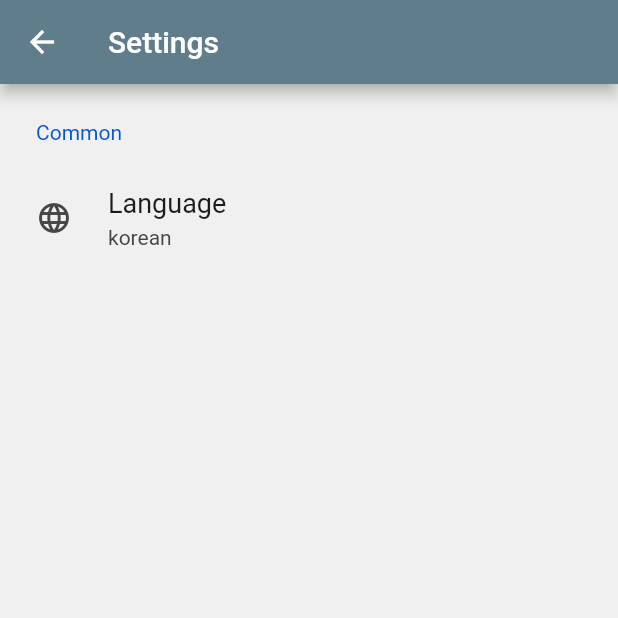
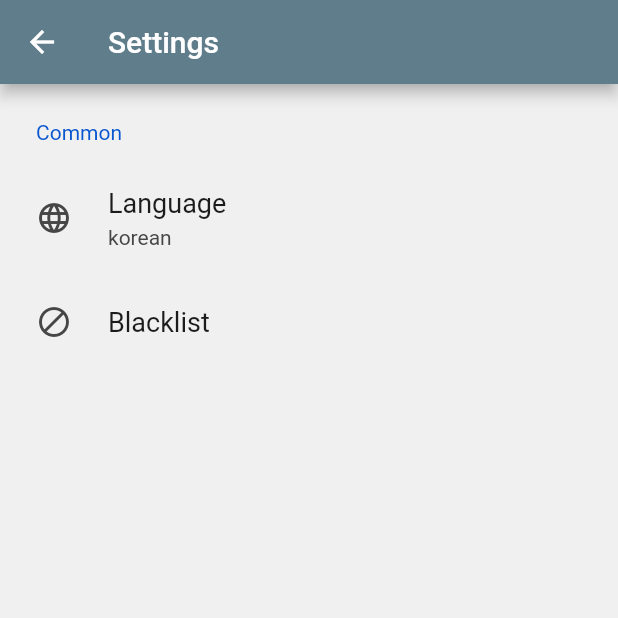
Before and after one commit to HitomiViewer/flutter, a Flutter app: the SettingScreen screen opened by its route, on a phone screen of 412 x 824 dp, the top half of it. Run offline on Flutter 3.47's test engine with Material 2 defaults, Android fonts, the phone set to English and light mode, and no system bars; drawn by our look-alikes of settings_ui; our stand-ins replace cached_network_image, flutter_svg, shared_preferences; missing offline and left inert: prompt_dialog; accounts and stored records are empty; network calls fail.

Commit message:
add blacklist

```diff
--- a/lib/main.dart
+++ b/lib/main.dart
@@ -7,6 +7,7 @@ import 'package:provider/provider.dart';
 import 'screens/hitomi/reader.dart';
 import 'screens/home.dart';
 import 'screens/hitomi.dart';
+import 'screens/settings/blacklist.dart';
 
 class AppScrollBehavior extends MaterialScrollBehavior {
   @override
@@ -28,6 +29,7 @@ void main() {
       routes: {
         '/': (context) => const HomeScreen(),
         '/settings': (context) => const SettingScreen(),
+        '/settings/blacklist': (context) => const BlacklistScreen(),
         '/hitomi': (context) => const HitomiScreen(),
         '/hitomi/detail': (context) => const HitomiReaderScreen(),
       },
--- a/lib/screens/settings.dart
+++ b/lib/screens/settings.dart
@@ -42,6 +42,12 @@ class _SettingScreenState extends State<SettingScreen> {
                 onPressed: (context) async => context.read<Store>().setLanguage(
                     await prompt(context) ?? context.watch<Store>().language),
               ),
+              SettingsTile.navigation(
+                leading: const Icon(Icons.block),
+                title: const Text('Blacklist'),
+                onPressed: (context) =>
+                    Navigator.of(context).pushNamed('/settings/blacklist'),
+              ),
             ],
           ),
         ],
--- a/lib/store.dart
+++ b/lib/store.dart
@@ -8,6 +8,7 @@ class Store extends ChangeNotifier {
     SharedPreferences.getInstance().then((prefs) {
       _prefs = prefs;
       language = prefs.getString('language') ?? language;
+      blacklist = prefs.getStringList('blacklist') ?? blacklist;
     });
   }
 
@@ -17,4 +18,29 @@ class Store extends ChangeNotifier {
     _prefs?.setString('language', language);
     notifyListeners();
   }
+
+  var blacklist = <String>['male:yaoi'];
+  addBlacklist(String tag) {
+    blacklist.add(tag);
+    _prefs?.setStringList('blacklist', blacklist);
+    notifyListeners();
+  }
+
+  removeBlacklist(String tag) {
+    blacklist.remove(tag);
+    _prefs?.setStringList('blacklist', blacklist);
+    notifyListeners();
+  }
+
+  removeAtBlacklist(int index) {
+    blacklist.removeAt(index);
+    _prefs?.setStringList('blacklist', blacklist);
+    notifyListeners();
+  }
+
+  setBlacklist(List<String> blacklist) {
+    this.blacklist = blacklist;
+    _prefs?.setStringList('blacklist', blacklist);
+    notifyListeners();
+  }
 }
```
Also changed, not shown: lib/screens/settings/blacklist.dart (added, +79 -0 lines), pubspec.yaml (+8 -0 lines), pubspec.lock.
